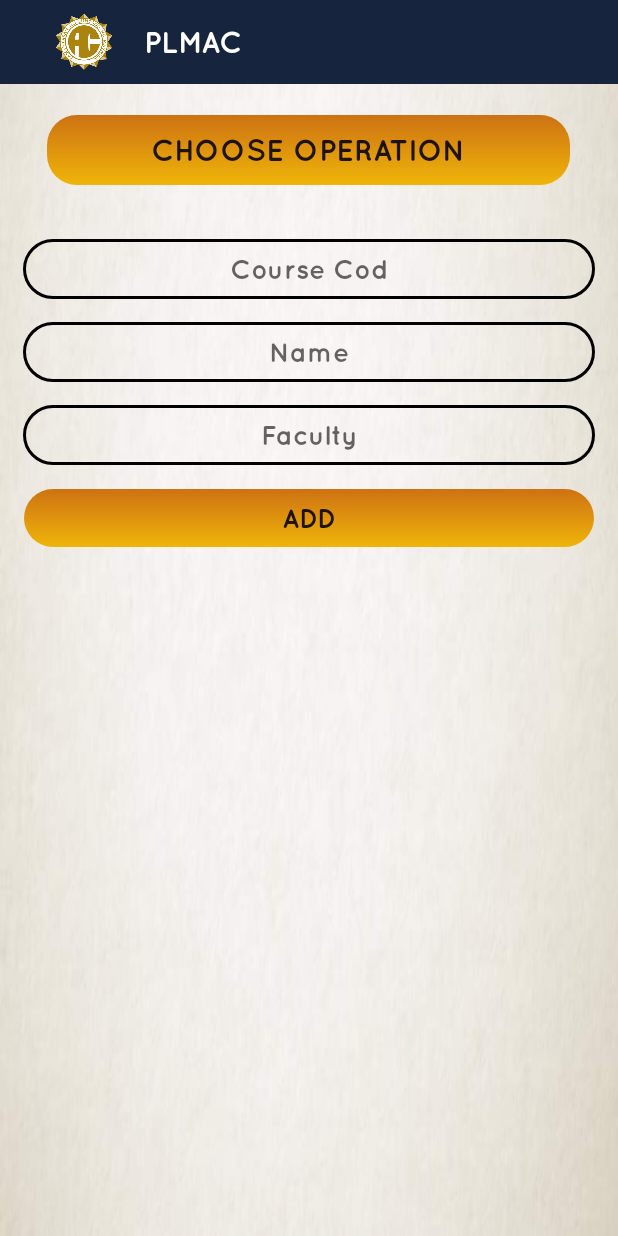
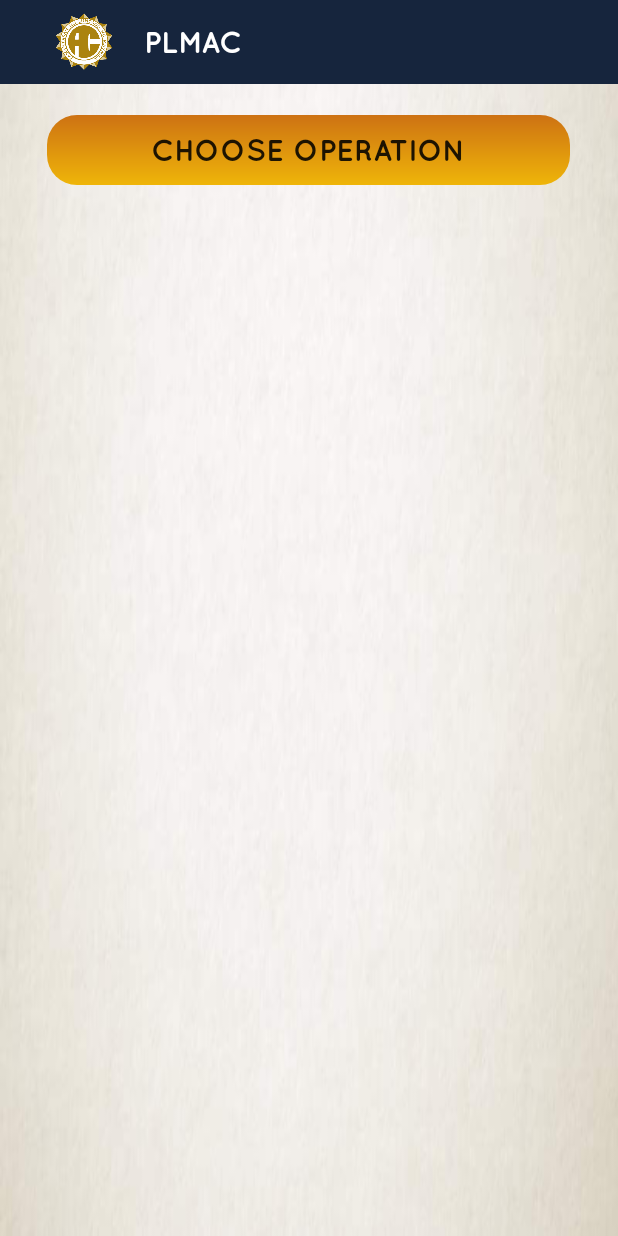
Before and after one commit to plmacdeveloper/PLMAC, an Android app: the AdminSubject screen opened directly, with no data from a screen before it, on a phone screen of 412 x 824 dp. Run offline under Robolectric (Android 15) with nearby library versions, the light colour scheme and no system bars; our stand-ins replace Firebase (no records; nobody signed in at launch, a user with empty details on screens opened directly).

Commit message:
add subject

```diff
--- a/app/src/main/res/layout/activity_admin_subject.xml
+++ b/app/src/main/res/layout/activity_admin_subject.xml
@@ -74,7 +74,7 @@
         android:layout_below="@+id/btSubjectChooseOperation"
         android:layout_marginTop="20dp"
         android:orientation="vertical"
-        android:visibility="visible">
+        android:visibility="gone">
 
         <EditText
             android:id="@+id/etAdminSubjectCodeAdd"
@@ -83,11 +83,11 @@
             android:background="@drawable/et_bg"
             android:layout_marginTop="15dp"
             android:fontFamily="@font/quicksand_bold"
-            android:hint="Course Cod"
+            android:hint="Course Code"
             android:textAlignment="center"
             android:textSize="18sp"
             android:textColor="@color/black"
-            android:inputType="number"/>
+            />
 
         <EditText
             android:id="@+id/etAdminSubjectNameAdd"
```
Also changed, not shown: app/src/main/java/plm/oop/com/plmac/AdminSubject.java (+6 -2 lines).
